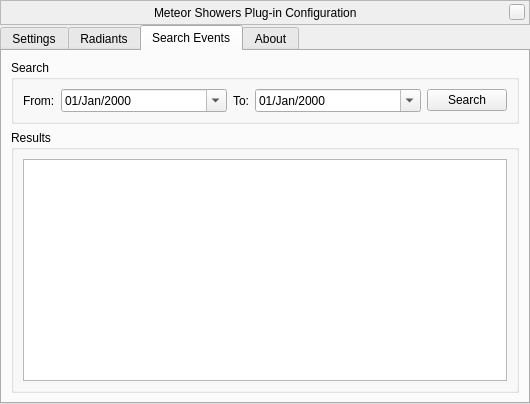
This is plugins/MeteorShowers/src/gui/meteorShowerDialog.ui in 519984307/stellarium_src as Qt 5 draws it before an edit. The edited form follows.
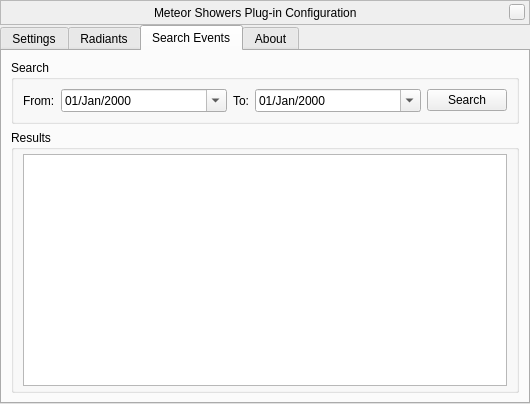
This is the edited form. Icons and pictures are not drawn. Custom widgets are drawn as their Qt base class.

Commit message: events tab: change QTreeView to QTreeWidget

What changed in the file:
```diff
--- a/plugins/MeteorShowers/src/gui/meteorShowerDialog.ui
+++ b/plugins/MeteorShowers/src/gui/meteorShowerDialog.ui
@@ -776,8 +776,14 @@
           <string>Results</string>
          </property>
          <layout class="QVBoxLayout" name="verticalLayout_5">
+          <property name="topMargin">
+           <number>4</number>
+          </property>
+          <property name="bottomMargin">
+           <number>4</number>
+          </property>
           <item>
-           <widget class="QTreeView" name="listEvents">
+           <widget class="QTreeWidget" name="listEvents">
             <property name="sizePolicy">
              <sizepolicy hsizetype="Minimum" vsizetype="MinimumExpanding">
               <horstretch>0</horstretch>
@@ -805,9 +811,15 @@
             <property name="itemsExpandable">
              <bool>false</bool>
             </property>
+            <property name="sortingEnabled">
+             <bool>false</bool>
+            </property>
             <property name="expandsOnDoubleClick">
              <bool>false</bool>
             </property>
+            <property name="columnCount">
+             <number>0</number>
+            </property>
            </widget>
           </item>
          </layout>
```
The commit also changes 2 other files.
